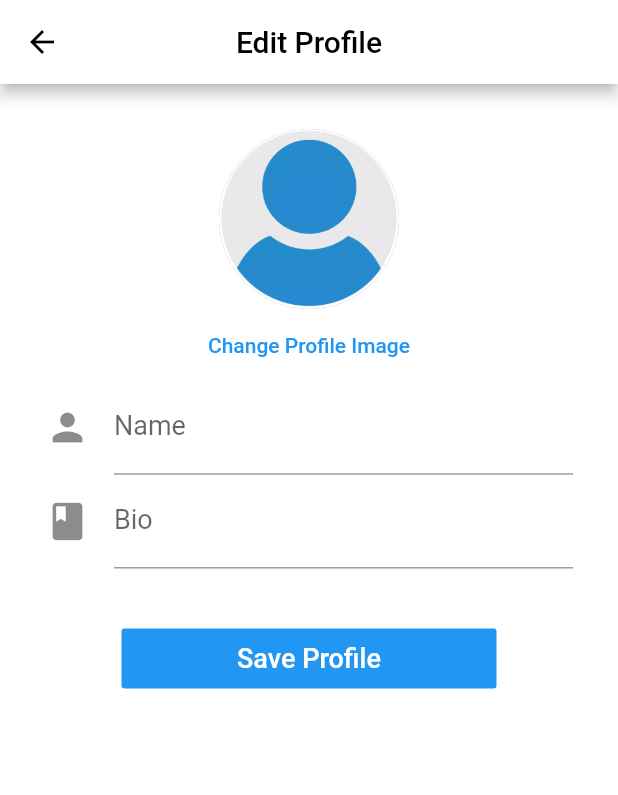
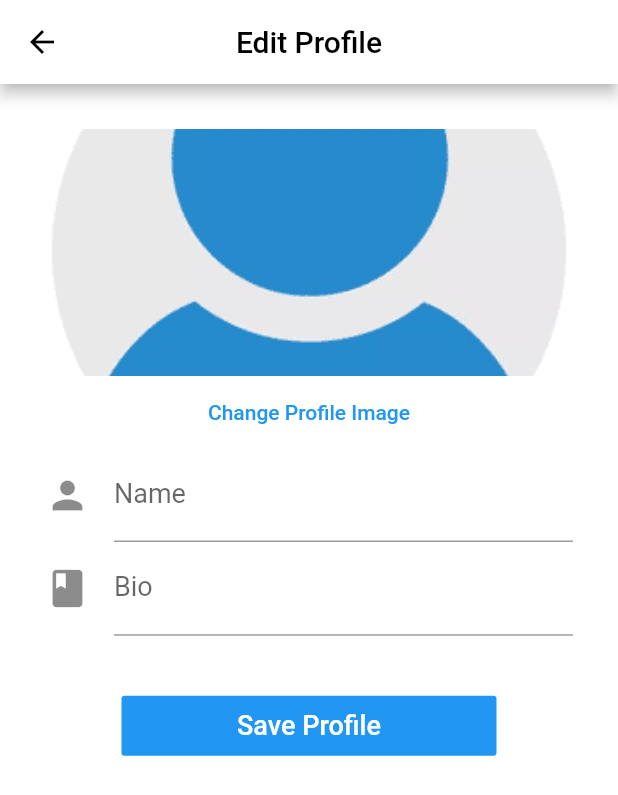
Before and after one commit to ATec-SL/carAppSL, a Flutter app: the screen it shows once a user with an empty profile is signed in, item 5 of the bottom bar chosen, after a tap on "Edit Profile", on a phone screen of 412 x 824 dp. Shown: the top 795 px of the screen. Run offline on Flutter 3.47's test engine with Material 2 defaults, Android fonts, the phone set to English and light mode, and no system bars; our stand-ins replace cached_network_image, cloud_firestore, expandable, firebase_auth, firebase_storage, flutter_image_compress and 1 more; accounts and stored records are empty.

Commit message:
Start search user page

```diff
--- a/lib/Screens/activity_screen.dart
+++ b/lib/Screens/activity_screen.dart
@@ -10,7 +10,18 @@ class _ActivityScreenState extends State<ActivityScreen> {
   @override
   Widget build(BuildContext context) {
     return Scaffold(
-
+      appBar: AppBar(
+        backgroundColor: Colors.white,
+        centerTitle: true,
+        title: Text(
+          'Zonegram',
+          style: TextStyle(
+            color: Colors.black,
+            fontFamily: 'Pacifico',
+            fontSize: 35.0,
+          ),
+        ),
+      ),
       body: Center(
         child: Text(
             'Activity'
--- a/lib/Screens/create_post_screen.dart
+++ b/lib/Screens/create_post_screen.dart
@@ -10,7 +10,18 @@ class _CreatePostScreenState extends State<CreatePostScreen> {
   @override
   Widget build(BuildContext context) {
     return Scaffold(
-
+      appBar: AppBar(
+        backgroundColor: Colors.white,
+        centerTitle: true,
+        title: Text(
+          'Zonegram',
+          style: TextStyle(
+            color: Colors.black,
+            fontFamily: 'Pacifico',
+            fontSize: 35.0,
+          ),
+        ),
+      ),
       body: Center(
         child: Text(
             'CreatePost'
--- a/lib/Screens/edit_screen.dart
+++ b/lib/Screens/edit_screen.dart
@@ -24,6 +24,14 @@ class _EditProfileScreenState extends State<EditProfileScreen> {
   File profileImage;
   String name= '';
   String bio = '';
+  String brandModel = '';
+  String regNo = '';
+  String year = '';
+  String transmission = '';
+  String fuel = '';
+
+
+
   bool isLoading = false;
 
   @override
@@ -31,6 +39,12 @@ class _EditProfileScreenState extends State<EditProfileScreen> {
     super.initState();
     name = widget.user.name;
     bio = widget.user.bio;
+    brandModel = widget.user.brandModel;
+    regNo = widget.user.vehiceRegNo;
+    year = widget.user.year;
+    transmission = widget.user.transmission;
+    fuel = widget.user.fuelType;
+
   }
 
   handleImageFromGallery() async {
@@ -94,8 +108,21 @@ class _EditProfileScreenState extends State<EditProfileScreen> {
     }
   }
 
+  Widget buidCoverImage(Size screenSize){
+    return Container(
+      height: screenSize.height /5.0,
+      decoration: BoxDecoration(
+          image: DecorationImage(
+            image: displayProfileImage(),
+            fit: BoxFit.cover,
+          )
+      ),
+    );
+  }
   @override
   Widget build(BuildContext context) {
+    Size screenSize = MediaQuery.of(context).size;
+
     return Scaffold(
 
       backgroundColor: Colors.white,
@@ -122,11 +149,7 @@ class _EditProfileScreenState extends State<EditProfileScreen> {
               child: Form(key: formKey,
                 child: Column(
                   children: <Widget>[
-                    CircleAvatar(
-                      radius: 60.0,
-                      backgroundColor: Colors.grey,
-                      backgroundImage: displayProfileImage(),
-                    ),
+                    buidCoverImage(screenSize, ),
 
                     FlatButton(
                       onPressed: handleImageFromGallery,
--- a/lib/Screens/feed_screen.dart
+++ b/lib/Screens/feed_screen.dart
@@ -12,6 +12,19 @@ class _FeedScreenState extends State<FeedScreen> {
   @override
   Widget build(BuildContext context) {
     return Scaffold(
+      appBar: AppBar(
+        backgroundColor: Colors.white,
+        centerTitle: true,
+        title: Text(
+          'Zonegram',
+          style: TextStyle(
+            color: Colors.black,
+            fontFamily: 'Pacifico',
+            fontSize: 35.0,
+          ),
+        ),
+      ),
+
       backgroundColor: Colors.blue,
       body: Center(
         child: FlatButton(
--- a/lib/Screens/home_screen.dart
+++ b/lib/Screens/home_screen.dart
@@ -34,18 +34,7 @@ class _HomeScreeenState extends State<HomeScreeen> {
   Widget build(BuildContext context) {
     return Scaffold(
 
-      appBar: AppBar(
-        backgroundColor: Colors.white,
-        centerTitle: true,
-        title: Text(
-          'Zonegram',
-          style: TextStyle(
-            color: Colors.black,
-            fontFamily: 'Pacifico',
-            fontSize: 35.0,
-          ),
-        ),
-      ),
+
       body: PageView(
         controller: pageController,
         children: <Widget>[
--- a/lib/Screens/profile_screenN.dart
+++ b/lib/Screens/profile_screenN.dart
@@ -18,12 +18,14 @@ class ProfileScreenN extends StatefulWidget {
 
 class _ProfileScreenNState extends State<ProfileScreenN> {
 
-  Widget buidCoverImage(Size screenSize){
+  Widget buidCoverImage(Size screenSize, User user){
     return Container(
-      height: screenSize.height /4.5,
+      height: screenSize.height /3.5,
       decoration: BoxDecoration(
           image: DecorationImage(
-            image: AssetImage('assets/images/cover.jpg'),
+            image: user.profileImageUrl.isEmpty
+                ? AssetImage('assets/images/placeHolder.png')
+                : CachedNetworkImageProvider(user.profileImageUrl),
             fit: BoxFit.cover,
           )
       ),
@@ -61,7 +63,7 @@ class _ProfileScreenNState extends State<ProfileScreenN> {
       height: 60.0,
       margin: EdgeInsets.only(top: 8.0),
       decoration: BoxDecoration(
-        color: Color(0xFFeFF4F),
+//        color: Color(0xFFeFF4F),
 
       ),
 
@@ -147,7 +149,7 @@ class _ProfileScreenNState extends State<ProfileScreenN> {
             color: Colors.black,
           ),
           children: <TextSpan>[
-            new TextSpan(text: label+ '  : '),
+            new TextSpan(text: label),
             new TextSpan(text: value , style: new TextStyle(fontWeight: FontWeight.bold, color: Colors.black87, fontSize: 18.0)),
 
           ],
@@ -176,21 +178,25 @@ class _ProfileScreenNState extends State<ProfileScreenN> {
     );
   }
 
-  Widget qqqq(BuildContext context) {
-    return ExpandablePanel(
-      header: Text("adsdvd"),
-      collapsed: Text("efgvvervvc vfedv ev fevwe e ", softWrap: true, maxLines: 2, overflow: TextOverflow.ellipsis,),
-      expanded: Text("sdvfcvc w  w ewfce", softWrap: true, ),
-      tapHeaderToExpand: true,
-      hasIcon: true,
-    );
-  }
+
 
   @override
   Widget build(BuildContext context) {
     Size screenSize = MediaQuery.of(context).size;
 
     return Scaffold(
+        appBar: AppBar(
+          backgroundColor: Colors.white,
+          centerTitle: true,
+          title: Text(
+            'Zonegram',
+            style: TextStyle(
+              color: Colors.black,
+              fontFamily: 'Pacifico',
+              fontSize: 35.0,
+            ),
+          ),
+        ),
         backgroundColor: Colors.white,
 
         body: FutureBuilder(
@@ -209,23 +215,24 @@ class _ProfileScreenNState extends State<ProfileScreenN> {
 
               body: Stack(
                 children: <Widget>[
-                buidCoverImage(screenSize,),
               SafeArea(
+
                 child: SingleChildScrollView(
+
                   child: Column(
                     children: <Widget>[
-                      SizedBox(height: screenSize.height / 7.4,),
-                      buildProfileImage(user),
+                      buidCoverImage(screenSize, user),
+                      SizedBox(height: screenSize.height / 58.4,),
+
+//                      buildProfileImage(user),
                       buildFullName(user),
                       buildStatContainer(),
-                      vehicleDetails(context, "Mobel / Brand", user.brandModel),
-                      vehicleDetails(context, "Registration No", user.vehiceRegNo),
-                      vehicleDetails(context, "Model Year", user.year),
-                      vehicleDetails(context, "Transmission", user.transmission),
-                      vehicleDetails(context, "Fuel Type", user.fuelType),
-                      vehicleDetails(context, "Model Year", user.year),
-                      vehicleDetails(context, "Transmission", user.transmission),
-                      vehicleDetails(context, "Fuel Type", user.fuelType),
+                      vehicleDetails(context, "Mobel / Brand : ", user.brandModel),
+                      vehicleDetails(context, "Registration No : ", user.vehiceRegNo),
+                      vehicleDetails(context, "Model Year : ", user.year),
+                      vehicleDetails(context, "Transmission : ", user.transmission),
+                      vehicleDetails(context, "Fuel Type : ", user.fuelType),
+                      vehicleDetails(context, "", user.bio),
                       editButton(user)
 
                     ],
--- a/lib/Screens/search_screen.dart
+++ b/lib/Screens/search_screen.dart
@@ -7,13 +7,32 @@ class SearchScreen extends StatefulWidget {
 }
 
 class _SearchScreenState extends State<SearchScreen> {
+  TextEditingController _searchController = TextEditingController();
+
+
   @override
   Widget build(BuildContext context) {
     return Scaffold(
 
-      body: Center(
-        child: Text(
-            'Search'
+      appBar: AppBar(
+        backgroundColor: Colors.white,
+        title: TextField(
+          controller: _searchController,
+        decoration: InputDecoration(
+          contentPadding: EdgeInsets.symmetric(vertical: 15.0),
+          border: InputBorder.none,
+          hintText: 'Search',
+          prefixIcon: Icon(
+            Icons.search,
+            size: 30.0,
+          ),
+          suffixIcon: IconButton(
+            icon: Icon(
+              Icons.clear
+            ),
+            onPressed: ()=> print('clear'),
+          ),
+        ),
         ),
       ),
 
```
